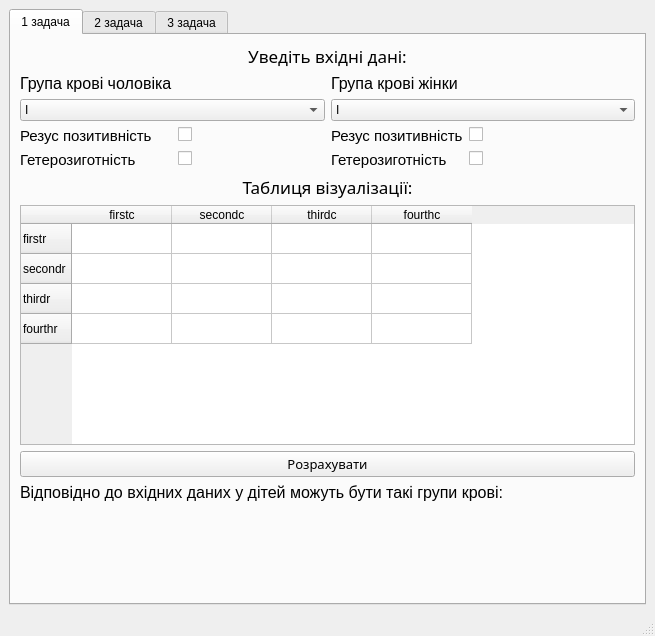
Above: designAdvanced.ui from Hanler/Project-bio-beta before the change. Below: the same form after it.
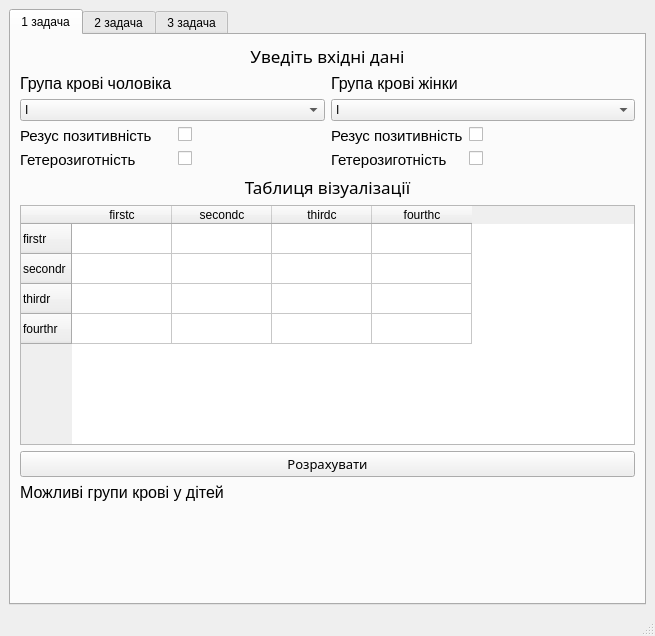
That is the form after the change. The open tabs and pages were chosen to show the change.

Diff of the .ui file:
```diff
--- a/designAdvanced.ui
+++ b/designAdvanced.ui
@@ -40,7 +40,7 @@
            </font>
           </property>
           <property name="text">
-           <string>Уведіть вхідні дані:</string>
+           <string>Уведіть вхідні дані</string>
           </property>
           <property name="alignment">
            <set>Qt::AlignCenter</set>
@@ -216,7 +216,7 @@
            </font>
           </property>
           <property name="text">
-           <string>Таблиця візуалізації:</string>
+           <string>Таблиця візуалізації</string>
           </property>
           <property name="alignment">
            <set>Qt::AlignCenter</set>
@@ -300,7 +300,7 @@
            </font>
           </property>
           <property name="text">
-           <string>Відповідно до вхідних даних у дітей можуть бути такі групи крові:</string>
+           <string>Можливі групи крові у дітей</string>
           </property>
          </widget>
         </item>
```
Left out of the diff: 8 changed lines with no effect on the pictures.
